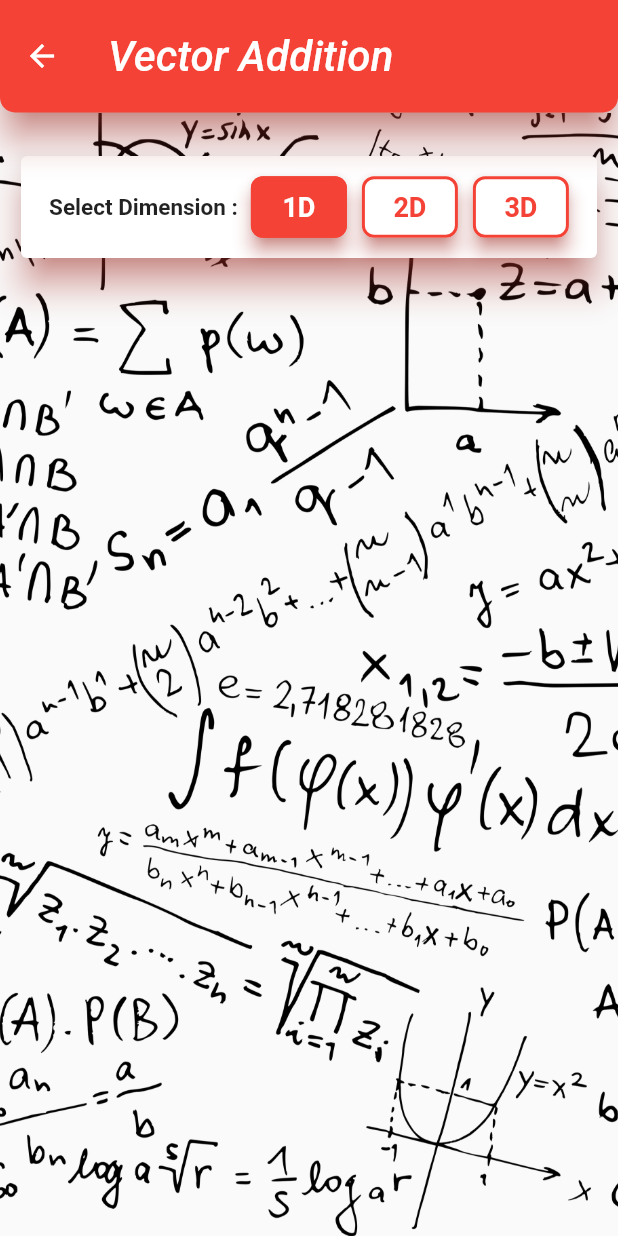
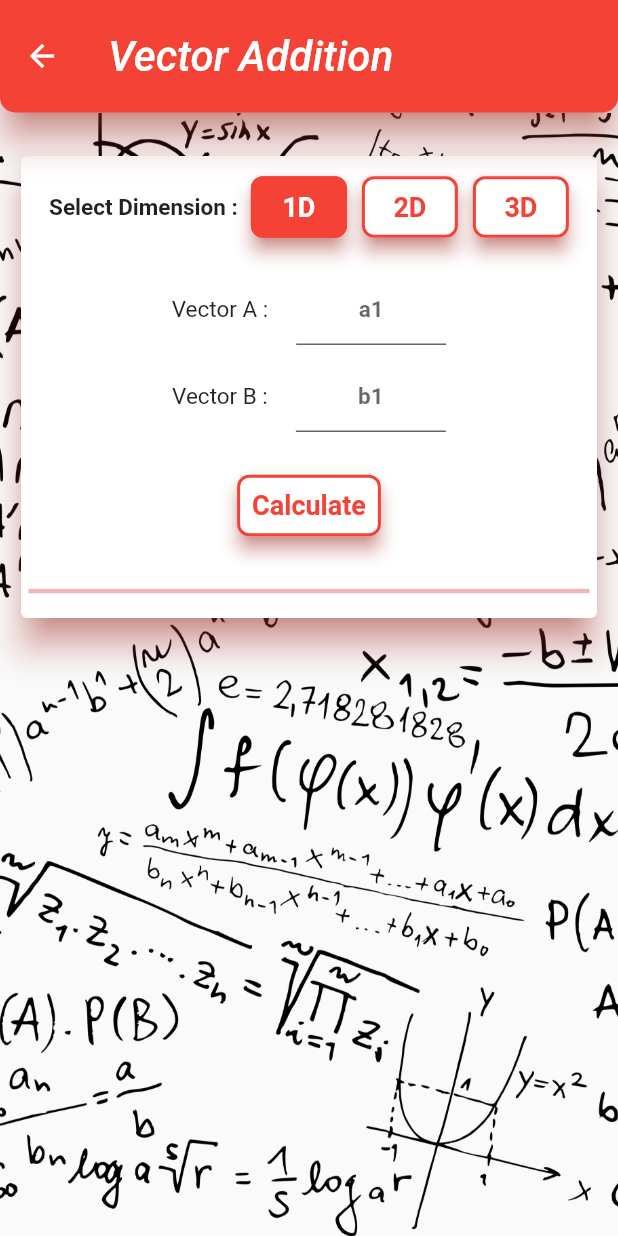
Before and after one commit to JashLimbasiya/linear_algebra, a Flutter app: the VectorAddition screen opened by its route, on a phone screen of 412 x 824 dp. Run offline on Flutter 3.47's test engine with Material 2 defaults, Android fonts, the phone set to English and light mode, and no system bars.

Commit message:
22_05_2023

```diff
--- a/lib/screens/vector_spaces/vector_addition/vector_addition.dart
+++ b/lib/screens/vector_spaces/vector_addition/vector_addition.dart
@@ -9,6 +9,12 @@ class VectorAddition extends StatefulWidget {
 }
 
 int dimflag = 1;
+TextEditingController vectora1 = TextEditingController();
+TextEditingController vectora2 = TextEditingController();
+TextEditingController vectora3 = TextEditingController();
+TextEditingController vectorb1 = TextEditingController();
+TextEditingController vectorb2 = TextEditingController();
+TextEditingController vectorb3 = TextEditingController();
 
 class _VectorAdditionState extends State<VectorAddition> {
   @override
@@ -65,6 +71,55 @@ class _VectorAdditionState extends State<VectorAddition> {
                   });
                 })
               ]),
+              const SizedBox(height: 20),
+              Row(
+                mainAxisAlignment: MainAxisAlignment.center,
+                children: [
+                  const Text(
+                    "Vector A : ",
+                    style: TextStyle(
+                      fontSize: 15
+                    ),
+                  ),
+                  const SizedBox(width: 15),
+                  SizedBox(
+                    width: 100,
+                    child: texInput(100, 15, vectora1, "a1"),
+                  )
+                ],
+              ),
+              const SizedBox(height: 10),
+              Row(
+                mainAxisAlignment: MainAxisAlignment.center,
+                children: [
+                  const Text(
+                    "Vector B : ",
+                    style: TextStyle(
+                        fontSize: 15
+                    ),
+                  ),
+                  const SizedBox(width: 15),
+                  SizedBox(
+                    width: 100,
+                    child: texInput(100, 15, vectorb1, "b1"),
+                  )
+                ],
+              ),
+              const SizedBox(height: 25),
+              whiteTextButton('Calculate', () {
+                setState(() {
+                  vectora1.clear();
+                  vectorb1.clear();
+                  _VectorAdditionState();
+                });
+              }),
+              const SizedBox(height: 25),
+              const Divider(
+                color: Color.fromARGB(70, 200, 0, 0),
+                thickness: 3,
+                indent: 5,
+                endIndent: 5,
+              ),
               const SizedBox(height: 10),
             ],
           );
```
